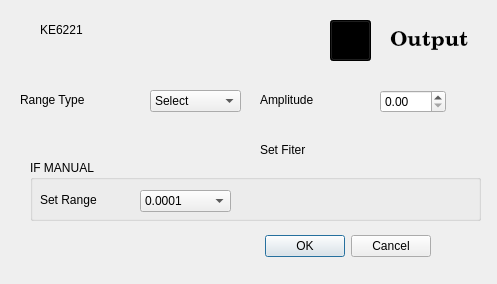
Before: the Qt Designer form Control VI/ke6221.ui in rohitranjan017/Interfacing-and-Data-Acquisition-from-Scientific-Instruments, drawn with Qt 5.
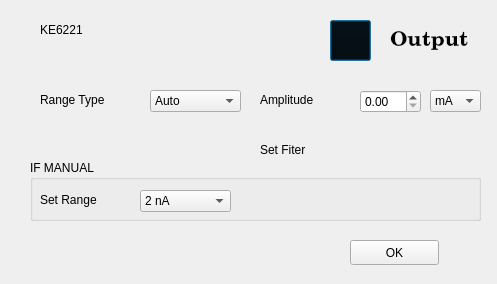
After: the same form once the commit is applied. Icons and pictures are not drawn.

```diff
--- a/Control VI/ke6221.ui
+++ b/Control VI/ke6221.ui
@@ -16,7 +16,7 @@
   <widget class="QLabel" name="label_RangeType">
    <property name="geometry">
     <rect>
-     <x>20</x>
+     <x>40</x>
      <y>90</y>
      <width>101</width>
      <height>20</height>
@@ -26,25 +26,6 @@
     <string>Range Type</string>
    </property>
   </widget>
-  <widget class="QDialogButtonBox" name="dialogButtonBox">
-   <property name="geometry">
-    <rect>
-     <x>90</x>
-     <y>230</y>
-     <width>341</width>
-     <height>32</height>
-    </rect>
-   </property>
-   <property name="focusPolicy">
-    <enum>Qt::NoFocus</enum>
-   </property>
-   <property name="orientation">
-    <enum>Qt::Horizontal</enum>
-   </property>
-   <property name="standardButtons">
-    <set>QDialogButtonBox::Cancel|QDialogButtonBox::Ok</set>
-   </property>
-  </widget>
   <widget class="QComboBox" name="RangeType">
    <property name="geometry">
     <rect>
@@ -54,16 +35,6 @@
      <height>22</height>
     </rect>
    </property>
-   <item>
-    <property name="text">
-     <string>Select</string>
-    </property>
-   </item>
-   <item>
-    <property name="text">
-     <string>Manual</string>
-    </property>
-   </item>
    <item>
     <property name="text">
      <string>Auto</string>
@@ -93,7 +64,47 @@
     </property>
     <item>
      <property name="text">
-      <string>0.0001</string>
+      <string>2 nA</string>
+     </property>
+    </item>
+    <item>
+     <property name="text">
+      <string>20 nA</string>
+     </property>
+    </item>
+    <item>
+     <property name="text">
+      <string>200 nA</string>
+     </property>
+    </item>
+    <item>
+     <property name="text">
+      <string>2 μA</string>
+     </property>
+    </item>
+    <item>
+     <property name="text">
+      <string>20 μA</string>
+     </property>
+    </item>
+    <item>
+     <property name="text">
+      <string>200 μA</string>
+     </property>
+    </item>
+    <item>
+     <property name="text">
+      <string>2 mA</string>
+     </property>
+    </item>
+    <item>
+     <property name="text">
+      <string>20 mA</string>
+     </property>
+    </item>
+    <item>
+     <property name="text">
+      <string>100 mA</string>
      </property>
     </item>
    </widget>
@@ -231,13 +242,51 @@
   <widget class="QDoubleSpinBox" name="SetAmplitude">
    <property name="geometry">
     <rect>
-     <x>380</x>
+     <x>360</x>
      <y>90</y>
-     <width>66</width>
+     <width>61</width>
      <height>23</height>
     </rect>
    </property>
   </widget>
+  <widget class="QComboBox" name="RangeType_2">
+   <property name="geometry">
+    <rect>
+     <x>430</x>
+     <y>90</y>
+     <width>51</width>
+     <height>22</height>
+    </rect>
+   </property>
+   <item>
+    <property name="text">
+     <string>mA</string>
+    </property>
+   </item>
+   <item>
+    <property name="text">
+     <string>μA</string>
+    </property>
+   </item>
+   <item>
+    <property name="text">
+     <string>nA</string>
+    </property>
+   </item>
+  </widget>
+  <widget class="QPushButton" name="ok">
+   <property name="geometry">
+    <rect>
+     <x>350</x>
+     <y>240</y>
+     <width>89</width>
+     <height>25</height>
+    </rect>
+   </property>
+   <property name="text">
+    <string>OK</string>
+   </property>
+  </widget>
  </widget>
  <resources>
   <include location="resource.qrc"/>
```
Left out of the diff: 5 changed lines with no effect on the pictures.
